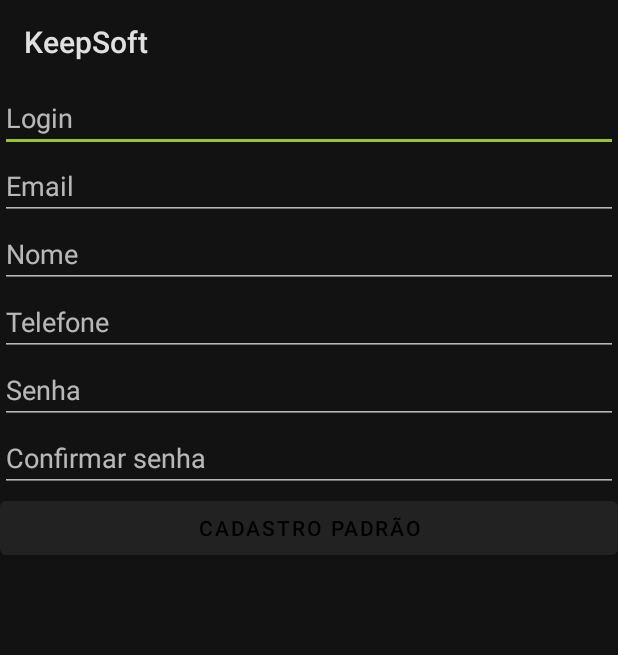
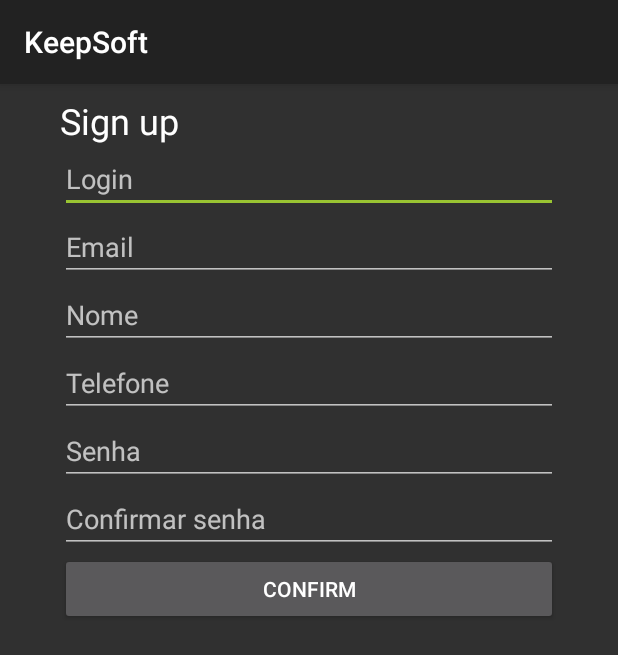
Before and after one commit to ViniPequeno/KeepSoft, an Android app: the CadastroUsuario screen opened directly, with no data from a screen before it, on a phone screen of 412 x 824 dp. Shown: the top 655 px of the screen. Run offline under Robolectric (Android 15) with nearby library versions, the phone set to English and light mode, and no system bars.

```diff
--- /dev/null
+++ b/app/src/main/res/drawable/cor_item_menu_inferior.xml
@@ -0,0 +1,5 @@
+<?xml version="1.0" encoding="utf-8"?>
+<selector xmlns:android="http://schemas.android.com/apk/res/android">
+    <item android:color="@android:color/white" android:state_enabled="true" />
+    <item android:color="@color/colorPrimaryDark" android:state_enabled="false" />
+</selector>
--- a/app/src/main/res/drawable/selector.xml
+++ /dev/null
@@ -1,5 +0,0 @@
-<?xml version="1.0" encoding="utf-8"?>
-<selector xmlns:android="http://schemas.android.com/apk/res/android">
-    <item android:color="@color/colorAccent" android:state_selected="true" />
-    <item android:color="@android:color/white" android:state_selected="false" />
-</selector>
--- a/app/src/main/res/layout/activity_cadastro_usuario.xml
+++ b/app/src/main/res/layout/activity_cadastro_usuario.xml
@@ -7,17 +7,32 @@
     tools:context="nescaupower.br.com.keepsoft.Views.Usuario.CadastroUsuario">
 
     <LinearLayout
-        android:layout_width="match_parent"
+        android:layout_width="332dp"
         android:layout_height="match_parent"
-        android:orientation="vertical">
+        android:layout_marginBottom="8dp"
+        android:layout_marginEnd="8dp"
+        android:layout_marginStart="8dp"
+        android:layout_marginTop="8dp"
+        android:orientation="vertical"
+        app:layout_constraintBottom_toBottomOf="parent"
+        app:layout_constraintEnd_toEndOf="parent"
+        app:layout_constraintStart_toStartOf="parent"
+        app:layout_constraintTop_toTopOf="parent">
+
+        <TextView
+            android:layout_width="match_parent"
+            android:layout_height="wrap_content"
+            android:text="@string/cadastre_se"
+            android:textAppearance="@style/TextAppearance.AppCompat.Headline"
+            tools:text="Cadastre-se" />
 
         <EditText
             android:id="@+id/txtLogin"
             android:layout_width="match_parent"
             android:layout_height="wrap_content"
             android:ems="10"
-            android:inputType="textPersonName"
-            android:hint="Login" />
+            android:hint="Login"
+            android:inputType="textPersonName" />
 
         <EditText
             android:id="@+id/txtEmail"
@@ -32,8 +47,8 @@
             android:layout_width="match_parent"
             android:layout_height="wrap_content"
             android:ems="10"
-            android:inputType="textPersonName"
-            android:hint="Nome"/>
+            android:hint="Nome"
+            android:inputType="textPersonName" />
 
         <EditText
             android:id="@+id/txtTelefone"
@@ -48,23 +63,23 @@
             android:layout_width="match_parent"
             android:layout_height="wrap_content"
             android:ems="10"
-            android:inputType="textPassword"
-            android:hint="Senha"/>
+            android:hint="Senha"
+            android:inputType="textPassword" />
 
         <EditText
             android:id="@+id/txtConfirmarSenha"
             android:layout_width="match_parent"
             android:layout_height="wrap_content"
             android:ems="10"
-            android:inputType="textPassword"
-            android:hint="Confirmar senha"/>
+            android:hint="Confirmar senha"
+            android:inputType="textPassword" />
 
         <Button
             android:id="@+id/btnCadastrar"
             android:layout_width="match_parent"
             android:layout_height="wrap_content"
             android:onClick="cadastrar"
-            android:text="@string/cadastro_padr_o" />
+            android:text="@string/confirmar" />
     </LinearLayout>
 
 </android.support.constraint.ConstraintLayout>
--- a/app/src/main/res/values/strings.xml
+++ b/app/src/main/res/values/strings.xml
@@ -1,6 +1,5 @@
 <resources>
     <string name="app_name">KeepSoft</string>
-
     <string name="button">Button</string>
     <string name="email">Email</string>
     <string name="title_activity_main">MainActivity</string>
@@ -13,5 +12,5 @@
     <string name="entrar">Sign in</string>
     <string name="cadastre_se">Sign up</string>
     <string name="email_ou_login">Username or email</string>
-    <string name="cadastro_padr_o">Cadastro padrão</string>
+    <string name="confirmar">Confirm</string>
 </resources>
--- a/app/src/main/res/values/styles.xml
+++ b/app/src/main/res/values/styles.xml
@@ -1,14 +1,14 @@
 <resources>
 
     <!-- Base application theme. -->
-    <style name="AppTheme" parent="Base.Theme.MaterialComponents">
+    <style name="AppTheme" parent="Theme.AppCompat">
         <!-- Customize your theme here. -->
         <item name="colorPrimary">@color/colorPrimary</item>
         <item name="colorPrimaryDark">@color/colorPrimaryDark</item>
         <item name="colorAccent">@color/colorAccent</item>
     </style>
 
-    <style name="AppTheme.NoActionBar" parent="Base.Theme.MaterialComponents">
+    <style name="AppTheme.NoActionBar" parent="Theme.AppCompat">
         <!-- Customize your theme here. -->
         <item name="windowActionBar">false</item>
         <item name="windowNoTitle">true</item>
```
Also changed, not shown: app/build.gradle (+6 -5 lines), app/src/main/java/nescaupower/br/com/keepsoft/Views/Usuario/PaginaInicial.java (+31 -5 lines), app/src/main/res/layout/activity_login.xml (+14 -5 lines), app/src/main/res/layout/activity_main.xml (+7 -24 lines), app/src/main/res/layout/activity_pagina_inicial.xml (+11 -2 lines), app/src/main/res/menu/navigation.xml (+11 -4 lines), 1 other file.
